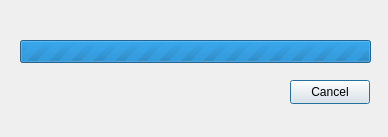
togu2503/GenCross, file waitdialog.ui: the form before one commit.
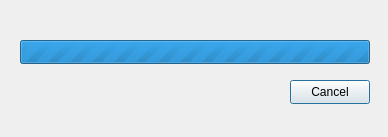
The form after the commit.

Diff of the .ui file:
```diff
--- a/waitdialog.ui
+++ b/waitdialog.ui
@@ -21,10 +21,28 @@
     <rect>
      <x>20</x>
      <y>40</y>
-     <width>351</width>
-     <height>23</height>
+     <width>350</width>
+     <height>24</height>
     </rect>
    </property>
+   <property name="sizePolicy">
+    <sizepolicy hsizetype="Maximum" vsizetype="Maximum">
+     <horstretch>0</horstretch>
+     <verstretch>0</verstretch>
+    </sizepolicy>
+   </property>
+   <property name="minimumSize">
+    <size>
+     <width>100</width>
+     <height>24</height>
+    </size>
+   </property>
+   <property name="maximumSize">
+    <size>
+     <width>350</width>
+     <height>24</height>
+    </size>
+   </property>
    <property name="minimum">
     <number>0</number>
    </property>
@@ -34,6 +52,9 @@
    <property name="value">
     <number>0</number>
    </property>
+   <property name="alignment">
+    <set>Qt::AlignCenter</set>
+   </property>
    <property name="orientation">
     <enum>Qt::Horizontal</enum>
    </property>
```
Left out of the diff: 18 changed lines with no effect on the pictures.
